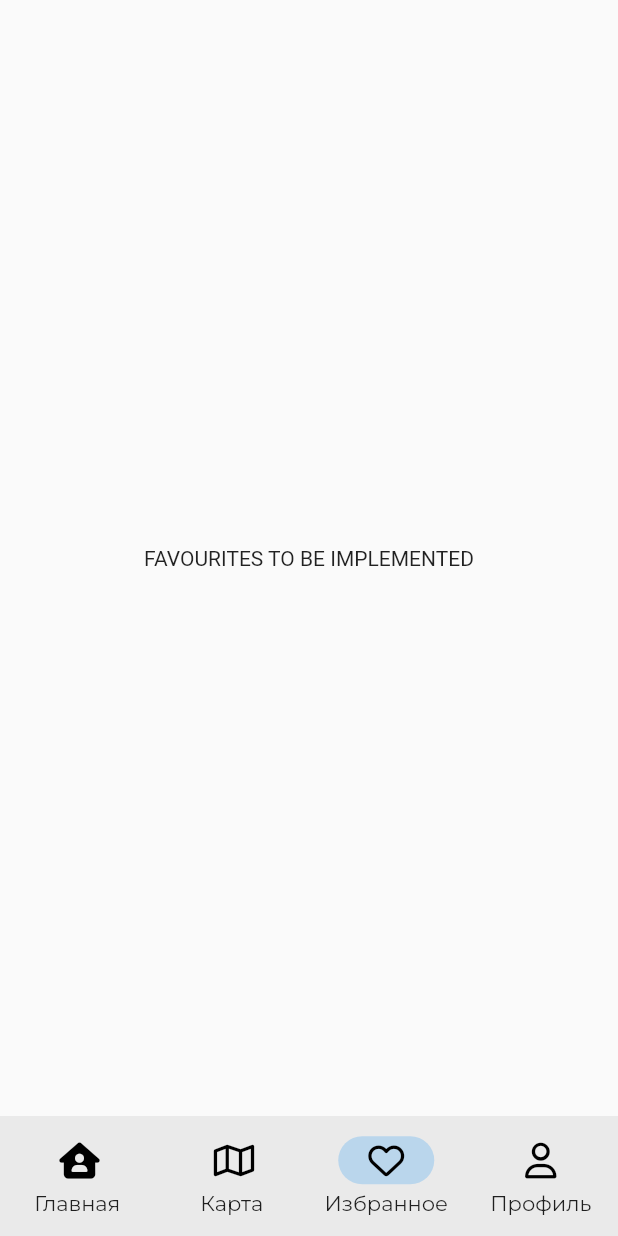
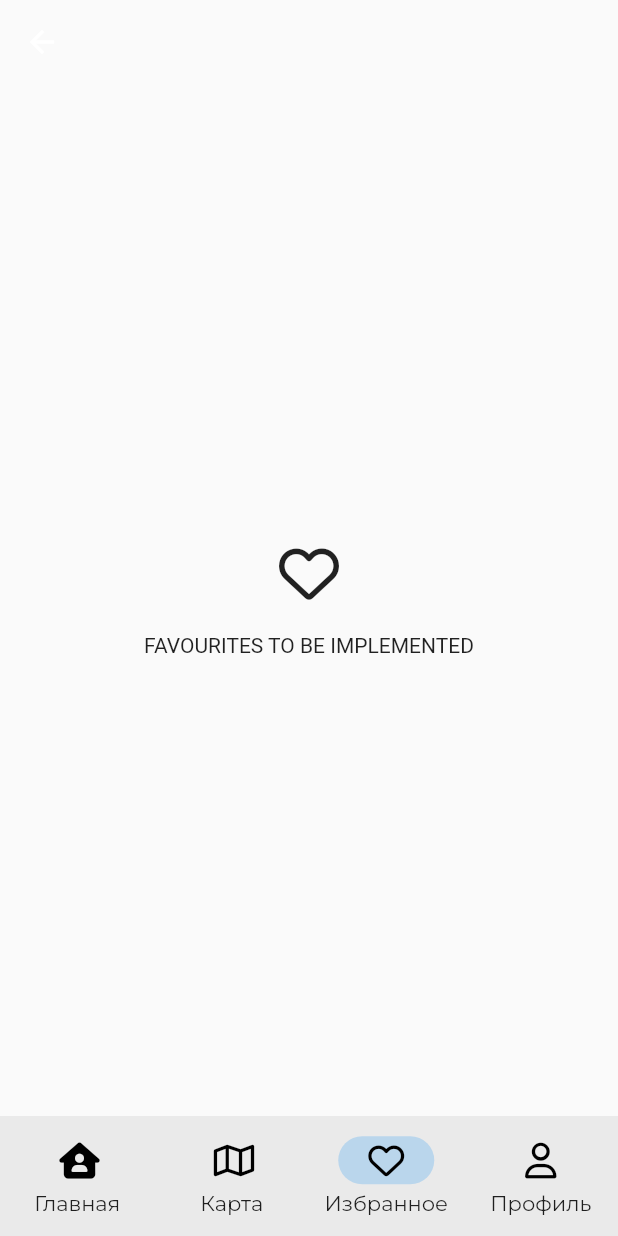
Before and after one commit to artembark/city_info_guide, a Flutter app: the FavouritesPage screen opened by its route, on a phone screen of 412 x 824 dp. Run offline on Flutter 3.47's test engine with Material 2 defaults, Android fonts, the phone set to English and light mode, and no system bars; our stand-ins replace auto_route, bloc, cached_network_image, dartz, dio, equatable and 10 more; missing offline and left inert: yandex_mapkit; generated files the repository leaves out were written again.

```diff
--- a/lib/presentation/views/favourites_page.dart
+++ b/lib/presentation/views/favourites_page.dart
@@ -1,4 +1,6 @@
 import 'package:flutter/material.dart';
+import 'package:flutter/services.dart';
+import 'package:font_awesome_flutter/font_awesome_flutter.dart';
 
 class FavouritesPage extends StatelessWidget {
   const FavouritesPage({Key? key}) : super(key: key);
@@ -6,9 +8,33 @@ class FavouritesPage extends StatelessWidget {
   @override
   Widget build(BuildContext context) {
     return Scaffold(
+      appBar: AppBar(
+        elevation: 0,
+        backgroundColor: Colors.transparent,
+        systemOverlayStyle: SystemUiOverlayStyle(
+          // Status bar color
+          statusBarColor: Colors.black38,
+
+          // Status bar brightness (optional)
+          statusBarIconBrightness: Brightness.light, // For Android (dark icons)
+          statusBarBrightness: Brightness.light, // For iOS (dark icons)
+        ),
+      ),
       body: SafeArea(
         child: Center(
-          child: Text('FAVOURITES TO BE IMPLEMENTED'),
+          child: Column(
+            mainAxisAlignment: MainAxisAlignment.center,
+            children: [
+              Icon(
+                FontAwesomeIcons.heart,
+                size: 40.0,
+              ),
+              SizedBox(
+                height: 20,
+              ),
+              Text('FAVOURITES TO BE IMPLEMENTED'),
+            ],
+          ),
         ),
       ),
     );
```
Also changed, not shown: lib/presentation/views/home_page.dart (+11 -2 lines), lib/presentation/views/map.dart (+80 -30 lines), lib/presentation/views/profile_page.dart (+26 -1 lines), 6 other files.
